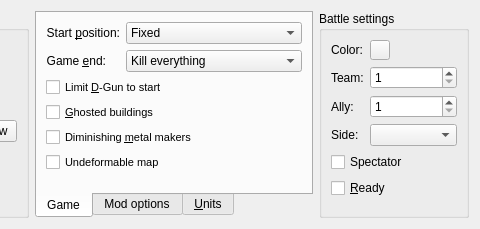
tizbac/qtlobby, file ui/BattleWindowForm.ui: the form before one commit; both pictures show x 276 to 756 and y 0 to 229 of the 756 by 229 pixel window.
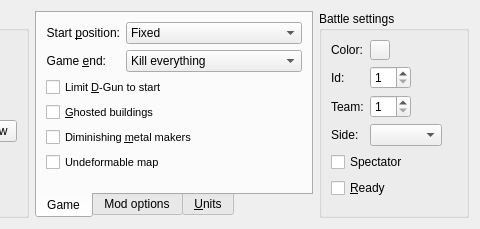
The form after the commit. Custom widgets are drawn as their Qt base class.

Commit message: ID and TEAM instead of TEAM and ALLY

```diff
--- a/ui/BattleWindowForm.ui
+++ b/ui/BattleWindowForm.ui
@@ -306,6 +306,9 @@
       <string>Battle settings</string>
      </property>
      <layout class="QFormLayout" name="formLayout">
+      <property name="fieldGrowthPolicy">
+       <enum>QFormLayout::ExpandingFieldsGrow</enum>
+      </property>
       <item row="0" column="0">
        <widget class="QLabel" name="label">
         <property name="text">
@@ -329,7 +332,7 @@
       <item row="1" column="0">
        <widget class="QLabel" name="label_2">
         <property name="text">
-         <string>Team:</string>
+         <string>Id:</string>
         </property>
         <property name="buddy">
          <cstring>teamNoSpinBox</cstring>
@@ -349,7 +352,7 @@
       <item row="2" column="0">
        <widget class="QLabel" name="label_4">
         <property name="text">
-         <string>Ally:</string>
+         <string>Team:</string>
         </property>
         <property name="buddy">
          <cstring>teamAllyNoSpinBox</cstring>
```
Left out of the diff: 22 changed lines with no effect on the pictures.
